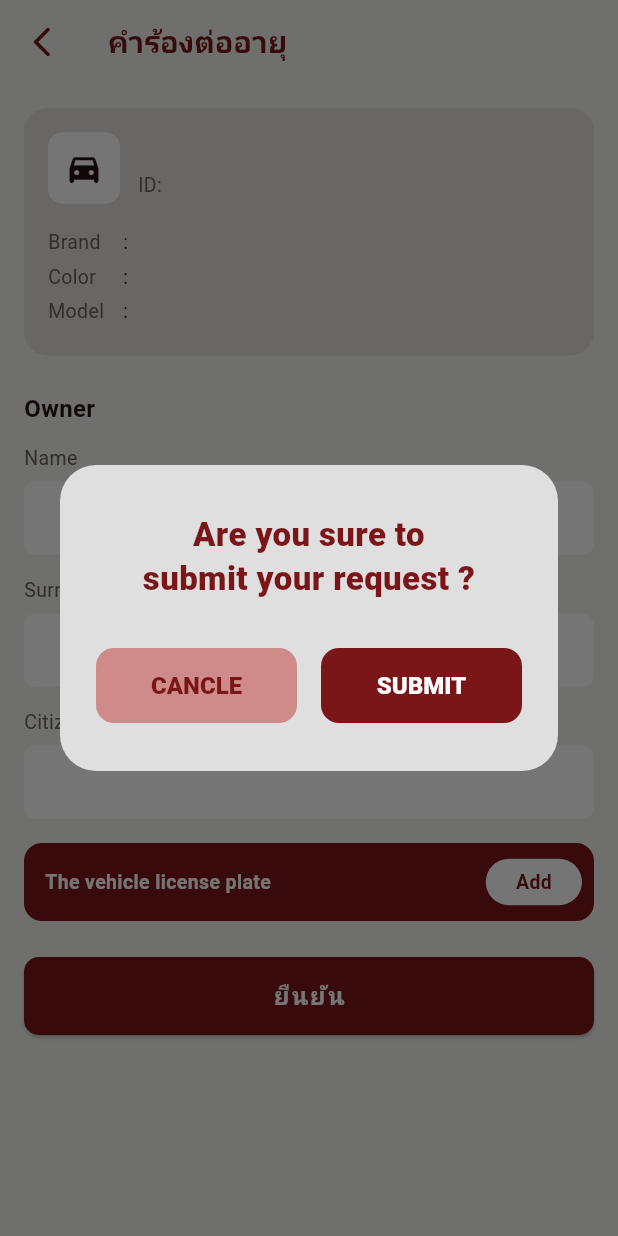
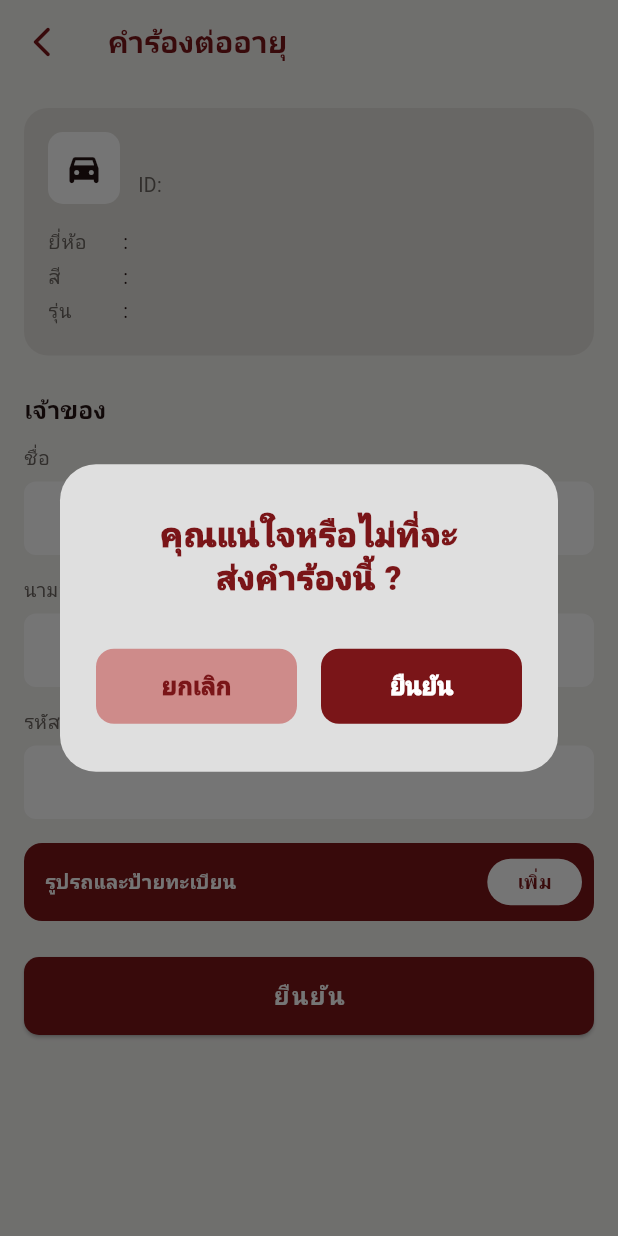
Before and after one commit to Nitiwat-158/ivts-vue, a Flutter app: the RenewalRequestScreen screen opened directly with empty values, after a tap on "ยืนยัน", on a phone screen of 412 x 824 dp. Run offline on Flutter 3.47's test engine with Material 3 defaults, Android fonts, the phone set to English and light mode, and no system bars; our stand-ins replace flutter_map, flutter_secure_storage, image_picker, latlong2; missing offline and left inert: flutter_web_auth_2; accounts and stored records are empty; network calls fail.

Commit message:
update mobile app language

```diff
--- a/user-mobile-application/lib/providers/locale_provider.dart
+++ b/user-mobile-application/lib/providers/locale_provider.dart
@@ -16,6 +16,27 @@ class LocaleProvider extends ChangeNotifier {
 
   String t(String key) {
     return _translations[key]?[_currentLanguage] ?? key;
+  }
+
+  String translateDateGroup(String dateGroup) {
+    if (_currentLanguage == AppLanguage.english) return dateGroup;
+
+    if (dateGroup == 'Today') return 'วันนี้';
+    if (dateGroup == 'Yesterday') return 'เมื่อวานนี้';
+
+    final daysReg = RegExp(r'^(\d+)\s+days?\s+ago$', caseSensitive: false);
+    final match = daysReg.firstMatch(dateGroup);
+    if (match != null) {
+      return '${match.group(1)} วันก่อน';
+    }
+
+    final monthsReg = RegExp(r'^(\d+)\s+month(?:s)?\s+ago$', caseSensitive: false);
+    final match2 = monthsReg.firstMatch(dateGroup);
+    if (match2 != null) {
+      return '${match2.group(1)} เดือนก่อน';
+    }
+
+    return dateGroup;
   }
 
   static const Map<String, Map<AppLanguage, String>> _translations = {
@@ -119,5 +140,21 @@ class LocaleProvider extends ChangeNotifier {
     'fill_required_fields': {AppLanguage.english: 'Please fill in all required fields before submitting.', AppLanguage.thai: 'กรุณากรอกข้อมูลให้ครบก่อนส่ง'},
     'vehicle_saved_success': {AppLanguage.english: 'Vehicle request submitted successfully.', AppLanguage.thai: 'ส่งคำร้องสำเร็จ'},
     'submit_failed_prefix': {AppLanguage.english: 'Submit failed', AppLanguage.thai: 'ส่งข้อมูลไม่สำเร็จ'},
+    'expires_in_days': {AppLanguage.english: 'Expires in {days} days', AppLanguage.thai: 'เหลืออีก {days} วันก่อนหมดอายุ'},
+    'mock_document': {AppLanguage.english: 'Mock Document', AppLanguage.thai: 'เอกสารจำลอง'},
+    'all_time': {AppLanguage.english: 'All Time', AppLanguage.thai: 'ทุกเวลา'},
+    'all_vehicles': {AppLanguage.english: 'All Vehicles', AppLanguage.thai: 'รถทุกคัน'},
+    'select_date': {AppLanguage.english: 'Select Date', AppLanguage.thai: 'เลือกวันที่'},
+    'select_vehicle': {AppLanguage.english: 'Select Vehicle', AppLanguage.thai: 'เลือกรถ'},
+    'date': {AppLanguage.english: 'Date', AppLanguage.thai: 'วันที่'},
+    'theft': {AppLanguage.english: 'Theft / Stolen', AppLanguage.thai: 'ถูกโจรกรรม / สูญหาย'},
+    'accident': {AppLanguage.english: 'Accident', AppLanguage.thai: 'อุบัติเหตุ'},
+    'breakdown': {AppLanguage.english: 'Vehicle Breakdown', AppLanguage.thai: 'รถเสีย'},
+    'other': {AppLanguage.english: 'Other', AppLanguage.thai: 'อื่นๆ'},
+    'case_resolved': {AppLanguage.english: 'Case resolved', AppLanguage.thai: 'เคสได้รับการแก้ไขแล้ว'},
+    'status_active': {AppLanguage.english: 'Active', AppLanguage.thai: 'ปกติ'},
+    'status_expiring_soon': {AppLanguage.english: 'Expiring soon', AppLanguage.thai: 'ใกล้หมดอายุ'},
+    'status_expired': {AppLanguage.english: 'Expired', AppLanguage.thai: 'หมดอายุ'},
+    'status_pending': {AppLanguage.english: 'Pending', AppLanguage.thai: 'รอดำเนินการ'},
   };
 }
--- a/user-mobile-application/lib/screens/history_detail_screen.dart
+++ b/user-mobile-application/lib/screens/history_detail_screen.dart
@@ -128,9 +128,9 @@ class HistoryDetailScreen extends StatelessWidget {
                     ),
                   ),
                   const SizedBox(height: 16),
-                  const Text(
-                    'สรุปการเข้า-ออกพื้นที่',
-                    style: TextStyle(fontWeight: FontWeight.bold, color: AppColors.primary, fontSize: 15),
+                  Text(
+                    context.watch<LocaleProvider>().t('entry_exit_summary'),
+                    style: const TextStyle(fontWeight: FontWeight.bold, color: AppColors.primary, fontSize: 15),
                   ),
                   const SizedBox(height: 10),
                   ...sessions.map((s) => _ZoneSessionCard(session: s)),
--- a/user-mobile-application/lib/screens/notification_screen.dart
+++ b/user-mobile-application/lib/screens/notification_screen.dart
@@ -39,6 +39,7 @@ class NotificationScreen extends StatelessWidget {
       grouped.putIfAbsent(n.dateGroup, () => []).add(n);
     }
 
+    final loc = context.watch<LocaleProvider>();
     return Scaffold(
       backgroundColor: AppColors.background,
       appBar: AppBar(
@@ -46,7 +47,7 @@ class NotificationScreen extends StatelessWidget {
           icon: const Icon(Icons.arrow_back_ios_new_rounded),
           onPressed: onBack ?? () => Navigator.of(context).maybePop(),
         ),
-        title: Text(context.watch<LocaleProvider>().t('notification')),
+        title: Text(loc.t('notification')),
       ),
       body: SafeArea(
         child: ListView(
@@ -54,7 +55,7 @@ class NotificationScreen extends StatelessWidget {
           children: [
             for (final group in grouped.entries) ...[
               Text(
-                group.key,
+                loc.translateDateGroup(group.key),
                 style: const TextStyle(color: AppColors.primary, fontWeight: FontWeight.bold),
               ),
               const SizedBox(height: 8),
--- a/user-mobile-application/lib/screens/renewal_request_screen.dart
+++ b/user-mobile-application/lib/screens/renewal_request_screen.dart
@@ -78,9 +78,10 @@ class _RenewalRequestScreenState extends State<RenewalRequestScreen> {
   }
 
   void _onSubmit() {
+    final loc = context.read<LocaleProvider>();
     showDialog(
       context: context,
-      builder: (context) {
+      builder: (dialogCtx) {
         return Dialog(
           backgroundColor: const Color(0xFFDFDFDF),
           shape: RoundedRectangleBorder(
@@ -91,10 +92,10 @@ class _RenewalRequestScreenState extends State<RenewalRequestScreen> {
             child: Column(
               mainAxisSize: MainAxisSize.min,
               children: [
-                const Text(
-                  'Are you sure to\nsubmit your request ?',
+                Text(
+                  loc.t('confirm_submit_request'),
                   textAlign: TextAlign.center,
-                  style: TextStyle(
+                  style: const TextStyle(
                     color: AppColors.primary,
                     fontSize: 22,
                     fontWeight: FontWeight.w900,
@@ -116,10 +117,10 @@ class _RenewalRequestScreenState extends State<RenewalRequestScreen> {
                             borderRadius: BorderRadius.circular(12),
                           ),
                         ),
-                        onPressed: () => Navigator.of(context).pop(),
-                        child: const Text(
-                          'CANCLE',
-                          style: TextStyle(fontSize: 16, fontWeight: FontWeight.w900),
+                        onPressed: () => Navigator.of(dialogCtx).pop(),
+                        child: Text(
+                          loc.t('cancel').toUpperCase(),
+                          style: const TextStyle(fontSize: 16, fontWeight: FontWeight.w900),
                         ),
                       ),
                     ),
@@ -136,12 +137,12 @@ class _RenewalRequestScreenState extends State<RenewalRequestScreen> {
                           ),
                         ),
                         onPressed: () {
-                          Navigator.of(context).pop(); // close dialog
+                          Navigator.of(dialogCtx).pop(); // close dialog
                           Navigator.of(context).maybePop(); // close screen
                         },
-                        child: const Text(
-                          'SUBMIT',
-                          style: TextStyle(fontSize: 16, fontWeight: FontWeight.w900),
+                        child: Text(
+                          loc.t('submit'),
+                          style: const TextStyle(fontSize: 16, fontWeight: FontWeight.w900),
                         ),
                       ),
                     ),
@@ -157,6 +158,7 @@ class _RenewalRequestScreenState extends State<RenewalRequestScreen> {
 
   @override
   Widget build(BuildContext context) {
+    final loc = context.watch<LocaleProvider>();
     return Scaffold(
       backgroundColor: AppColors.background,
       appBar: AppBar(
@@ -164,7 +166,7 @@ class _RenewalRequestScreenState extends State<RenewalRequestScreen> {
           icon: const Icon(Icons.arrow_back_ios_new_rounded),
           onPressed: () => Navigator.of(context).maybePop(),
         ),
-        title: Text(context.watch<LocaleProvider>().t('renewal_request')),
+        title: Text(loc.t('renewal_request')),
       ),
       body: SafeArea(
         child: ListView(
@@ -223,18 +225,18 @@ class _RenewalRequestScreenState extends State<RenewalRequestScreen> {
                     ],
                   ),
                   const SizedBox(height: 16),
-                  _InfoRow(label: 'Brand', value: widget.vehicle.brand),
-                  _InfoRow(label: 'Color', value: widget.vehicle.color),
-                  _InfoRow(label: 'Model', value: widget.vehicle.model),
+                  _InfoRow(label: loc.t('brand'), value: widget.vehicle.brand),
+                  _InfoRow(label: loc.t('color'), value: widget.vehicle.color),
+                  _InfoRow(label: loc.t('model'), value: widget.vehicle.model),
                 ],
               ),
             ),
             const SizedBox(height: 24),
 
             // ── Owner Section ──────────────────────────────────────────
-            const Text(
-              'Owner',
-              style: TextStyle(
+            Text(
+              loc.t('owner'),
+              style: const TextStyle(
                 color: AppColors.textPrimary,
                 fontWeight: FontWeight.bold,
                 fontSize: 16,
@@ -242,17 +244,17 @@ class _RenewalRequestScreenState extends State<RenewalRequestScreen> {
             ),
             const SizedBox(height: 12),
 
-            const _FieldLabel(label: 'Name'),
+            _FieldLabel(label: loc.t('name')),
             const SizedBox(height: 6),
             _InputField(controller: _nameController),
             const SizedBox(height: 14),
 
-            const _FieldLabel(label: 'Surname'),
+            _FieldLabel(label: loc.t('surname')),
             const SizedBox(height: 6),
             _InputField(controller: _surnameController),
             const SizedBox(height: 14),
 
-            const _FieldLabel(label: 'Citizen ID'),
+            _FieldLabel(label: loc.t('citizen_id')),
             const SizedBox(height: 6),
             _InputField(
               controller: _citizenIdController,
@@ -262,7 +264,7 @@ class _RenewalRequestScreenState extends State<RenewalRequestScreen> {
 
             // Upload Photo Row
             _UploadRow(
-              label: 'The vehicle license plate',
+              label: loc.t('photo_license_plate'),
               isAdded: _licensePlateFile != null,
               onAddTap: _showAttachOptions,
             ),
@@ -278,7 +280,7 @@ class _RenewalRequestScreenState extends State<RenewalRequestScreen> {
                 textStyle: const TextStyle(fontSize: 16, fontWeight: FontWeight.bold, letterSpacing: 1),
               ),
               onPressed: _onSubmit,
-              child: Text(context.watch<LocaleProvider>().t('submit')),
+              child: Text(loc.t('submit')),
             ),
             const SizedBox(height: 24),
           ],
@@ -372,6 +374,7 @@ class _UploadRow extends StatelessWidget {
 
   @override
   Widget build(BuildContext context) {
+    final loc = context.watch<LocaleProvider>();
     return Container(
       height: 52,
       decoration: BoxDecoration(
@@ -408,7 +411,7 @@ class _UploadRow extends StatelessWidget {
                     const SizedBox(width: 4),
                   ],
                   Text(
-                    isAdded ? 'Added' : 'Add',
+                    isAdded ? loc.t('added') : loc.t('add'),
                     style: TextStyle(
                       color: isAdded ? AppColors.success : AppColors.primary,
                       fontWeight: FontWeight.w700,
--- a/user-mobile-application/lib/screens/vehicle_details_screen.dart
+++ b/user-mobile-application/lib/screens/vehicle_details_screen.dart
@@ -12,6 +12,7 @@ class VehicleDetailsScreen extends StatelessWidget {
 
   @override
   Widget build(BuildContext context) {
+    final loc = context.watch<LocaleProvider>();
     return Scaffold(
       backgroundColor: AppColors.background,
       appBar: AppBar(
@@ -19,7 +20,7 @@ class VehicleDetailsScreen extends StatelessWidget {
           icon: const Icon(Icons.arrow_back_ios_new_rounded),
           onPressed: () => Navigator.of(context).maybePop(),
         ),
-        title: Text(context.watch<LocaleProvider>().t('details')),
+        title: Text(loc.t('details')),
       ),
       body: SafeArea(
         child: ListView(
@@ -77,16 +78,16 @@ class VehicleDetailsScreen extends StatelessWidget {
                     ],
                   ),
                   const SizedBox(height: 16),
-                  _InfoRow(label: 'Brand', value: vehicle.brand),
-                  _InfoRow(label: 'Model', value: vehicle.model),
-                  _InfoRow(label: 'Color', value: vehicle.color),
+                  _InfoRow(label: loc.t('brand'), value: vehicle.brand),
+                  _InfoRow(label: loc.t('model'), value: vehicle.model),
+                  _InfoRow(label: loc.t('color'), value: vehicle.color),
                   const SizedBox(height: 8),
-                  _InfoRow(label: 'Date of Issue', value: vehicle.issueDate),
-                  _InfoRow(label: 'Date of Expiry', value: vehicle.expiryDate),
+                  _InfoRow(label: loc.t('date_of_issue'), value: vehicle.issueDate),
+                  _InfoRow(label: loc.t('date_of_expiry'), value: vehicle.expiryDate),
                   if (vehicle.daysUntilExpiry > 0) ...[
                     const SizedBox(height: 8),
                     Text(
-                      'เหลืออีก ${vehicle.daysUntilExpiry} วันก่อนหมดอายุ',
+                      loc.t('expires_in_days').replaceAll('{days}', vehicle.daysUntilExpiry.toString()),
                       style: const TextStyle(
                         color: AppColors.primary,
                         fontWeight: FontWeight.w600,
@@ -101,11 +102,11 @@ class VehicleDetailsScreen extends StatelessWidget {
 
             // ── Vehicle Registration Certificate ───────────────────────
             _DocumentRow(
-              label: 'Vehicle Registration Certificate',
+              label: loc.t('vehicle_registration_certificate'),
               onViewTap: () {
                 _showMockImageDialog(
                   context,
-                  'Vehicle Registration Certificate',
+                  loc.t('vehicle_registration_certificate'),
                   Colors.blue,
                   Icons.description_outlined,
                 );
@@ -115,11 +116,11 @@ class VehicleDetailsScreen extends StatelessWidget {
 
             // ── Vehicle License Plate ──────────────────────────────────
             _DocumentRow(
-              label: 'The vehicle license plate',
+              label: loc.t('photo_license_plate'),
               onViewTap: () {
                 _showMockImageDialog(
                   context,
-                  'Vehicle License Plate',
+                  loc.t('photo_license_plate'),
                   Colors.green,
                   Icons.directions_car_filled_outlined,
                 );
@@ -182,6 +183,7 @@ class _DocumentRow extends StatelessWidget {
 
   @override
   Widget build(BuildContext context) {
+    final loc = context.watch<LocaleProvider>();
     return Container(
       height: 56,
       decoration: BoxDecoration(
@@ -210,9 +212,9 @@ class _DocumentRow extends StatelessWidget {
                 color: Colors.white,
                 borderRadius: BorderRadius.circular(20),
               ),
-              child: const Text(
-                'View',
-                style: TextStyle(
+              child: Text(
+                loc.t('view'),
+                style: const TextStyle(
                   color: AppColors.primary,
                   fontWeight: FontWeight.w700,
                   fontSize: 13,
@@ -233,6 +235,7 @@ class _RenewalButton extends StatelessWidget {
 
   @override
   Widget build(BuildContext context) {
+    final loc = context.watch<LocaleProvider>();
     return GestureDetector(
       onTap: onTap,
       child: Container(
@@ -241,21 +244,21 @@ class _RenewalButton extends StatelessWidget {
           color: AppColors.warningAmber,
           borderRadius: BorderRadius.circular(12),
         ),
-        child: const Row(
+        child: Row(
           children: [
-            SizedBox(width: 16),
+            const SizedBox(width: 16),
             Expanded(
               child: Text(
-                'Renewal Request',
-                style: TextStyle(
+                loc.t('renewal_request'),
+                style: const TextStyle(
                   color: Colors.white,
                   fontWeight: FontWeight.bold,
                   fontSize: 14,
                 ),
               ),
             ),
-            Icon(Icons.chevron_right_rounded, color: Colors.white),
-            SizedBox(width: 16),
+            const Icon(Icons.chevron_right_rounded, color: Colors.white),
+            const SizedBox(width: 16),
           ],
         ),
       ),
@@ -264,6 +267,7 @@ class _RenewalButton extends StatelessWidget {
 }
 
 void _showMockImageDialog(BuildContext context, String title, Color color, IconData icon) {
+  final loc = context.read<LocaleProvider>();
   showDialog(
     context: context,
     builder: (ctx) => Dialog(
@@ -287,7 +291,7 @@ void _showMockImageDialog(BuildContext context, String title, Color color, IconD
                   Icon(icon, size: 80, color: color),
                   const SizedBox(height: 16),
                   Text(
-                    'Mock Document:\n$title',
+                    '${loc.t('mock_document')}:\n$title',
                     textAlign: TextAlign.center,
                     style: TextStyle(
                       color: color,
```
Also changed, not shown: user-mobile-application/lib/screens/emergency_request_screen.dart (+18 -17 lines), user-mobile-application/lib/screens/history_screen.dart (+27 -14 lines), user-mobile-application/lib/screens/request_history_screen.dart (+34 -16 lines), user-mobile-application/lib/screens/vehicles_list_screen.dart (+7 -6 lines), user-mobile-application/lib/widgets/vehicle_card.dart (+5 -5 lines), 10 other files.
